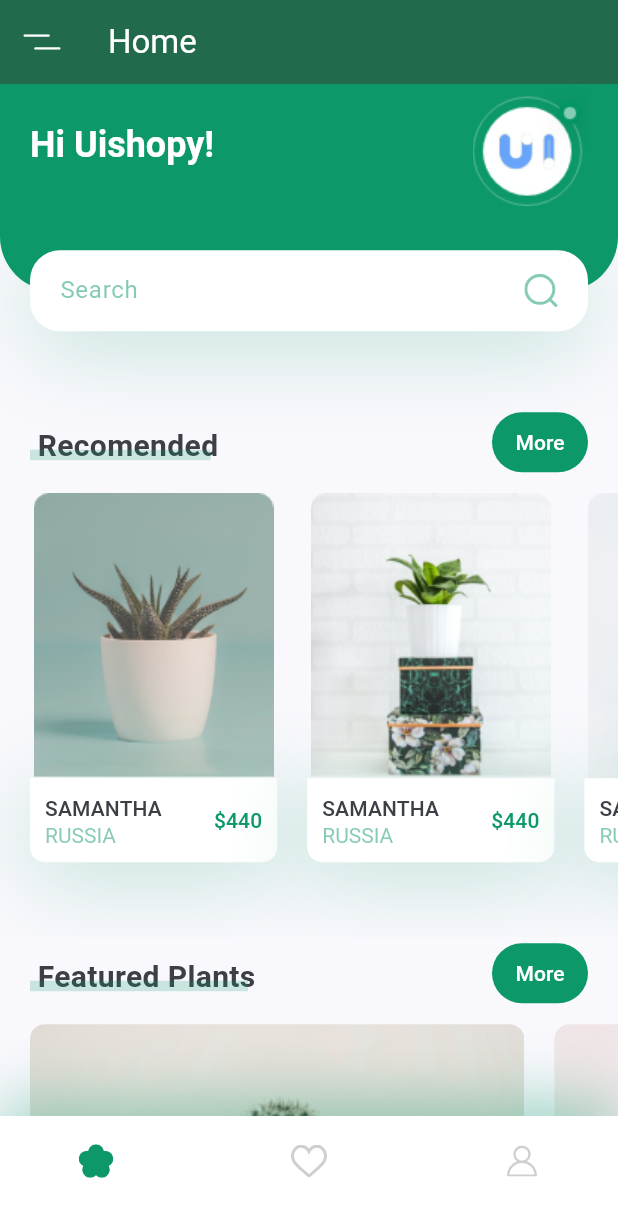
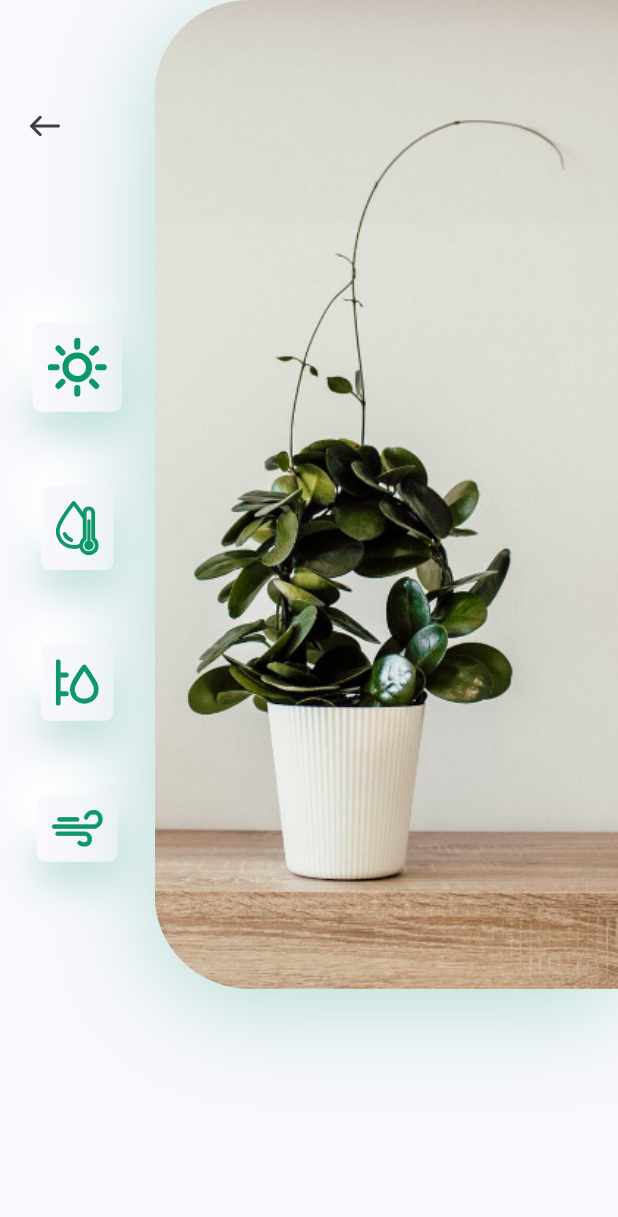
Before and after one commit to RainBowT0506/TheFlutterWay-PlantApp, a Flutter app: the screen it shows after launch, after a tap on an icon or button, on a phone screen of 412 x 824 dp. Shown: the top 1217 px of the screen. Run offline on Flutter 3.47's test engine with Material 3 defaults, Android fonts, the phone set to English and light mode, and no system bars; our stand-ins replace flutter_svg.

Commit message:
feat: add plant detail screen
- Implemented the Body widget to display the plant details layout
- Created PlantDetailHeader widget with a back button and plant image
- Added IconCard widget to showcase feature icons for the plant

```diff
--- /dev/null
+++ b/lib/screens/detail/components/body.dart
@@ -0,0 +1,21 @@
+import 'package:flutter/material.dart';
+import 'package:flutter_svg/svg.dart';
+import 'package:plant_app/constants.dart';
+import 'package:plant_app/screens/detail/components/icon_card.dart';
+import 'package:plant_app/screens/detail/components/plant_detail_header.dart';
+
+class Body extends StatelessWidget {
+  const Body({super.key});
+
+  @override
+  Widget build(BuildContext context) {
+    Size size = MediaQuery.of(context).size;
+    return SingleChildScrollView(
+      child: Column(
+        children: <Widget>[
+          PlantDetailHeader(),
+        ],
+      ),
+    );
+  }
+}
--- /dev/null
+++ b/lib/screens/detail/components/icon_card.dart
@@ -0,0 +1,39 @@
+import 'package:flutter/material.dart';
+import 'package:flutter_svg/svg.dart';
+import 'package:plant_app/constants.dart';
+
+class IconCard extends StatelessWidget {
+  const IconCard({
+    super.key,
+    required this.icon,
+  });
+
+  final String icon;
+
+  @override
+  Widget build(BuildContext context) {
+    Size size = MediaQuery.of(context).size;
+
+    return Container(
+      margin: EdgeInsets.symmetric(vertical: size.height * 0.03),
+      padding: EdgeInsets.all(kDefaultPadding / 2),
+      decoration: BoxDecoration(
+        color: kBackgroundColor,
+        borderRadius: BorderRadius.circular(6),
+        boxShadow: [
+          BoxShadow(
+            offset: Offset(0, 15),
+            blurRadius: 22,
+            color: kPrimaryColor.withOpacity(0.22),
+          ),
+          BoxShadow(
+            offset: Offset(-15, -15),
+            blurRadius: 20,
+            color: Colors.white,
+          )
+        ],
+      ),
+      child: SvgPicture.asset(icon),
+    );
+  }
+}
--- /dev/null
+++ b/lib/screens/detail/components/plant_detail_header.dart
@@ -0,0 +1,74 @@
+import 'package:flutter/material.dart';
+import 'package:flutter_svg/svg.dart';
+import 'package:plant_app/constants.dart';
+import 'package:plant_app/screens/detail/components/icon_card.dart';
+
+class PlantDetailHeader extends StatelessWidget {
+  const PlantDetailHeader({
+    super.key,
+  });
+
+  @override
+  Widget build(BuildContext context) {
+    Size size = MediaQuery.of(context).size;
+
+    return Padding(
+      padding: const EdgeInsets.only(bottom: kDefaultPadding * 3),
+      child: SizedBox(
+        height: size.height * 0.8,
+        child: Row(
+          children: <Widget>[
+            Expanded(
+              child: Padding(
+                padding:
+                    const EdgeInsets.symmetric(vertical: kDefaultPadding * 3),
+                child: Column(
+                  children: <Widget>[
+                    Align(
+                      alignment: Alignment.topLeft,
+                      child: IconButton(
+                        padding:
+                            EdgeInsets.symmetric(horizontal: kDefaultPadding),
+                        icon: SvgPicture.asset("assets/icons/back_arrow.svg"),
+                        onPressed: () {
+                          Navigator.pop(context);
+                        },
+                      ),
+                    ),
+                    Spacer(),
+                    IconCard(icon: "assets/icons/sun.svg"),
+                    IconCard(icon: "assets/icons/icon_2.svg"),
+                    IconCard(icon: "assets/icons/icon_3.svg"),
+                    IconCard(icon: "assets/icons/icon_4.svg"),
+                  ],
+                ),
+              ),
+            ),
+            Container(
+              height: size.height * 0.8,
+              width: size.width * 0.75,
+              decoration: BoxDecoration(
+                borderRadius: BorderRadius.only(
+                  topLeft: Radius.circular(63),
+                  bottomLeft: Radius.circular(63),
+                ),
+                boxShadow: [
+                  BoxShadow(
+                    offset: Offset(0, 10),
+                    blurRadius: 60,
+                    color: kPrimaryColor.withOpacity(0.29),
+                  )
+                ],
+                image: DecorationImage(
+                  alignment: Alignment.centerLeft,
+                  fit: BoxFit.cover,
+                  image: AssetImage("assets/images/img.png"),
+                ),
+              ),
+            )
+          ],
+        ),
+      ),
+    );
+  }
+}
--- /dev/null
+++ b/lib/screens/detail/detail_screen.dart
@@ -0,0 +1,13 @@
+import 'package:flutter/material.dart';
+import 'package:plant_app/screens/detail/components/body.dart';
+
+class DetailScreen extends StatelessWidget {
+  const DetailScreen({super.key});
+
+  @override
+  Widget build(BuildContext context) {
+    return Scaffold(
+      body: Body(),
+    );
+  }
+}
--- a/lib/screens/home/components/recomended_list.dart
+++ b/lib/screens/home/components/recomended_list.dart
@@ -1,4 +1,5 @@
 import 'package:flutter/material.dart';
+import 'package:plant_app/screens/detail/detail_screen.dart';
 import 'package:plant_app/screens/home/components/body.dart';
 import 'package:plant_app/screens/home/components/plant_card.dart';
 
@@ -18,24 +19,39 @@ class RecomendedPlants extends StatelessWidget {
             title: "Samantha",
             country: "Russia",
             price: 440,
-            press: () {},
+            press: () {
+              navToDetail(context);
+            },
           ),
           RecomendedPlantCard(
             image: "assets/images/image_2.png",
             title: "Samantha",
             country: "Russia",
             price: 440,
-            press: () {},
+            press: () {
+              navToDetail(context);
+            },
           ),
           RecomendedPlantCard(
             image: "assets/images/image_3.png",
             title: "Samantha",
             country: "Russia",
             price: 440,
-            press: () {},
+            press: () {
+              navToDetail(context);
+            },
           ),
         ],
       ),
     );
   }
+
+  void navToDetail(BuildContext context) {
+    Navigator.push(
+      context,
+      MaterialPageRoute(
+        builder: (context) => DetailScreen(),
+      ),
+    );
+  }
 }
```
